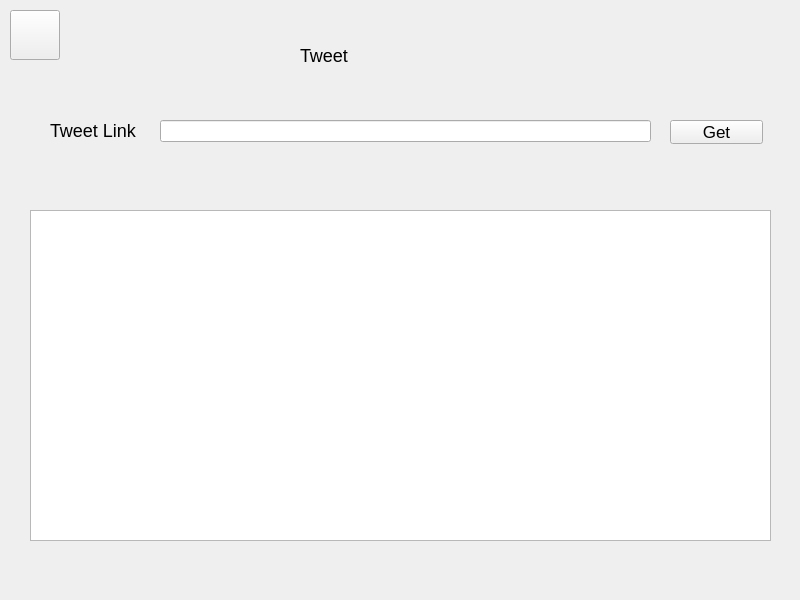
The window that main.ui (mido-99/Tweety) describes before a commit, drawn with Qt 5.
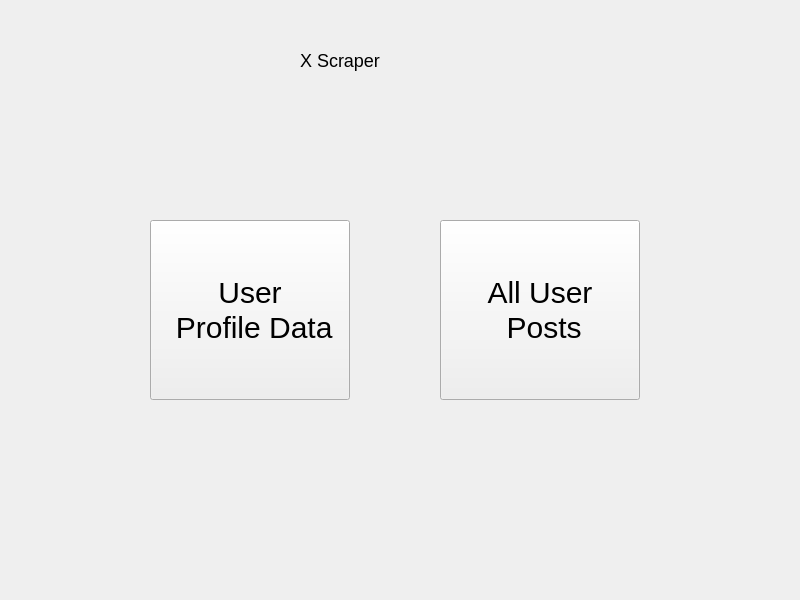
The same window after the commit. The open tabs and pages were chosen to show the change.

Commit message: Remove single tweet for now

The edit to the form file:
```diff
--- a/main.ui
+++ b/main.ui
@@ -77,7 +77,7 @@
      <string notr="true"/>
     </property>
     <property name="currentIndex">
-     <number>2</number>
+     <number>0</number>
     </property>
     <widget class="QWidget" name="home">
      <property name="styleSheet">
@@ -88,8 +88,8 @@
      <widget class="QPushButton" name="goto_profile">
       <property name="geometry">
        <rect>
-        <x>60</x>
-        <y>150</y>
+        <x>150</x>
+        <y>220</y>
         <width>200</width>
         <height>180</height>
        </rect>
@@ -113,8 +113,8 @@
      <widget class="QPushButton" name="goto_user_tweets">
       <property name="geometry">
        <rect>
-        <x>300</x>
-        <y>150</y>
+        <x>440</x>
+        <y>220</y>
         <width>200</width>
         <height>180</height>
        </rect>
@@ -135,34 +135,6 @@
  Posts</string>
       </property>
      </widget>
-     <widget class="QPushButton" name="goto_tweet">
-      <property name="geometry">
-       <rect>
-        <x>540</x>
-        <y>150</y>
-        <width>200</width>
-        <height>180</height>
-       </rect>
-      </property>
-      <property name="minimumSize">
-       <size>
-        <width>200</width>
-        <height>180</height>
-       </size>
-      </property>
-      <property name="font">
-       <font>
-        <pointsize>-1</pointsize>
-       </font>
-      </property>
-      <property name="styleSheet">
-       <string notr="true"/>
-      </property>
-      <property name="text">
-       <string>Random 
- Tweets</string>
-      </property>
-     </widget>
      <widget class="QLabel" name="title_home">
       <property name="geometry">
        <rect>
@@ -176,7 +148,7 @@
        <string notr="true"/>
       </property>
       <property name="text">
-       <string>Home Page</string>
+       <string>X Scraper</string>
       </property>
      </widget>
     </widget>
@@ -540,113 +512,6 @@
       </property>
      </widget>
     </widget>
-    <widget class="QWidget" name="random_tweets">
-     <widget class="QLabel" name="title_tweet">
-      <property name="geometry">
-       <rect>
-        <x>300</x>
-        <y>30</y>
-        <width>171</width>
-        <height>51</height>
-       </rect>
-      </property>
-      <property name="text">
-       <string>Tweet</string>
-      </property>
-     </widget>
-     <widget class="QPushButton" name="backButton_3">
-      <property name="geometry">
-       <rect>
-        <x>10</x>
-        <y>10</y>
-        <width>50</width>
-        <height>50</height>
-       </rect>
-      </property>
-      <property name="minimumSize">
-       <size>
-        <width>50</width>
-        <height>50</height>
-       </size>
-      </property>
-      <property name="whatsThis">
-       <string>&lt;html&gt;&lt;head/&gt;&lt;body&gt;&lt;p&gt;&lt;br/&gt;&lt;/p&gt;&lt;/body&gt;&lt;/html&gt;</string>
-      </property>
-      <property name="text">
-       <string/>
-      </property>
-     </widget>
-     <widget class="QLineEdit" name="tweet_line">
-      <property name="geometry">
-       <rect>
-        <x>160</x>
-        <y>120</y>
-        <width>491</width>
-        <height>22</height>
-       </rect>
-      </property>
-     </widget>
-     <widget class="QLabel" name="label_3">
-      <property name="geometry">
-       <rect>
-        <x>50</x>
-        <y>120</y>
-        <width>111</width>
-        <height>21</height>
-       </rect>
-      </property>
-      <property name="font">
-       <font>
-        <pointsize>-1</pointsize>
-       </font>
-      </property>
-      <property name="styleSheet">
-       <string notr="true"/>
-      </property>
-      <property name="text">
-       <string>Tweet Link</string>
-      </property>
-     </widget>
-     <widget class="QPushButton" name="tweet_btn">
-      <property name="geometry">
-       <rect>
-        <x>670</x>
-        <y>120</y>
-        <width>93</width>
-        <height>24</height>
-       </rect>
-      </property>
-      <property name="text">
-       <string>Get</string>
-      </property>
-     </widget>
-     <widget class="QLabel" name="loading_anim_3">
-      <property name="geometry">
-       <rect>
-        <x>680</x>
-        <y>60</y>
-        <width>80</width>
-        <height>60</height>
-       </rect>
-      </property>
-      <property name="text">
-       <string/>
-      </property>
-     </widget>
-     <widget class="QPlainTextEdit" name="tweets_json_plainEdit_2">
-      <property name="geometry">
-       <rect>
-        <x>30</x>
-        <y>210</y>
-        <width>741</width>
-        <height>331</height>
-       </rect>
-      </property>
-      <property name="readOnly">
-       <bool>true</bool>
-      </property>
-     </widget>
-    </widget>
    </widget>
   </widget>
  </widget>
```
The commit also changes 1 other file.
